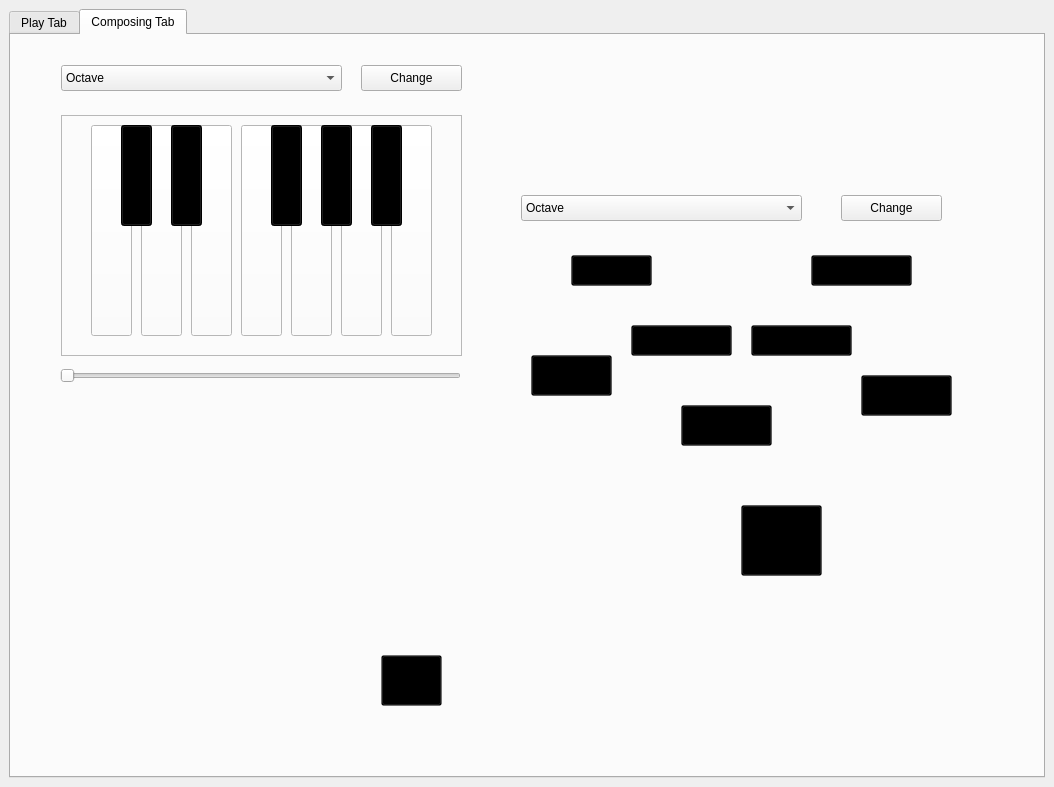
jemmyyy/dsptasks, file Task 3 - Music Emphasizer/qtFiles/main.ui: the form before one commit.
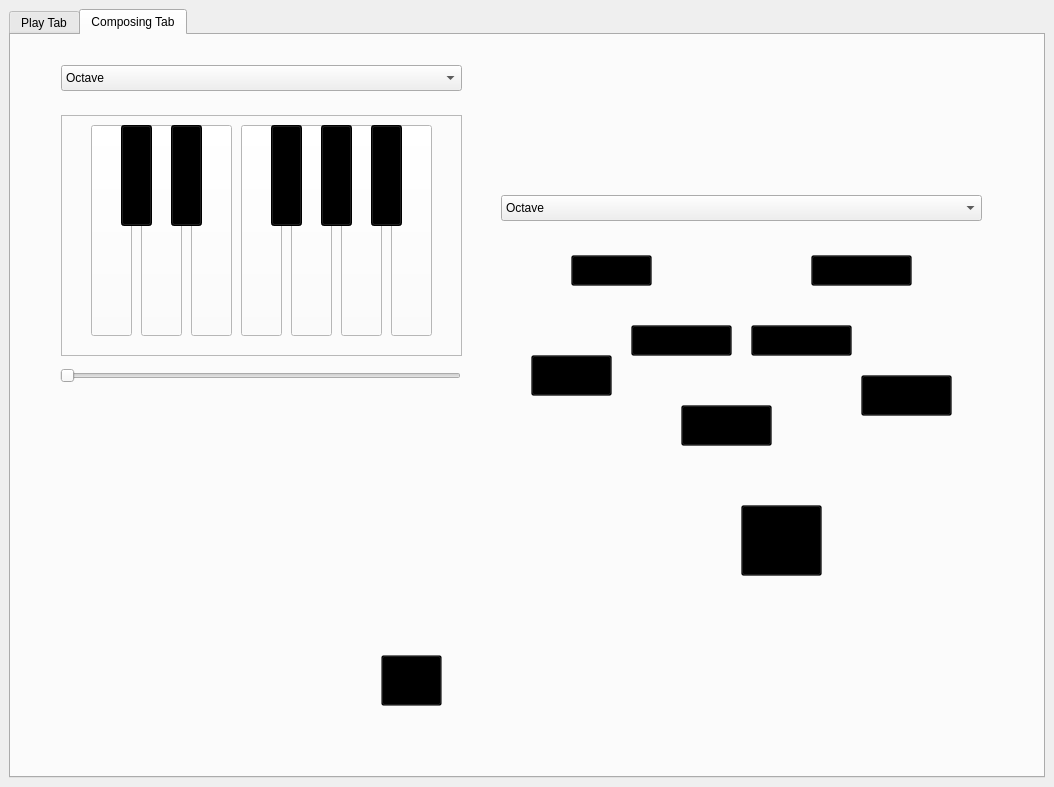
The form after the commit. The open tabs and pages were chosen to show the change. Icons and pictures are not drawn.

The edit to the form file:
```diff
--- a/Task 3 - Music Emphasizer/qtFiles/main.ui
+++ b/Task 3 - Music Emphasizer/qtFiles/main.ui
@@ -2553,7 +2553,7 @@
          <rect>
           <x>50</x>
           <y>30</y>
-          <width>281</width>
+          <width>401</width>
           <height>26</height>
          </rect>
         </property>
@@ -2730,19 +2730,6 @@
          <string/>
         </property>
        </widget>
-       <widget class="QPushButton" name="pianoModeButton">
-        <property name="geometry">
-         <rect>
-          <x>350</x>
-          <y>30</y>
-          <width>101</width>
-          <height>26</height>
-         </rect>
-        </property>
-        <property name="text">
-         <string>Change</string>
-        </property>
-       </widget>
        <widget class="QSlider" name="pianoFreqSlider">
         <property name="geometry">
          <rect>
@@ -2756,25 +2743,12 @@
          <enum>Qt::Horizontal</enum>
         </property>
        </widget>
-       <widget class="QPushButton" name="drumModeButton">
-        <property name="geometry">
-         <rect>
-          <x>830</x>
-          <y>160</y>
-          <width>101</width>
-          <height>26</height>
-         </rect>
-        </property>
-        <property name="text">
-         <string>Change</string>
-        </property>
-       </widget>
        <widget class="QComboBox" name="drumModesComboBox">
         <property name="geometry">
          <rect>
-          <x>510</x>
+          <x>490</x>
           <y>160</y>
-          <width>281</width>
+          <width>481</width>
           <height>26</height>
          </rect>
         </property>
```
Left out of the diff: 25 changed lines with no effect on the pictures.
